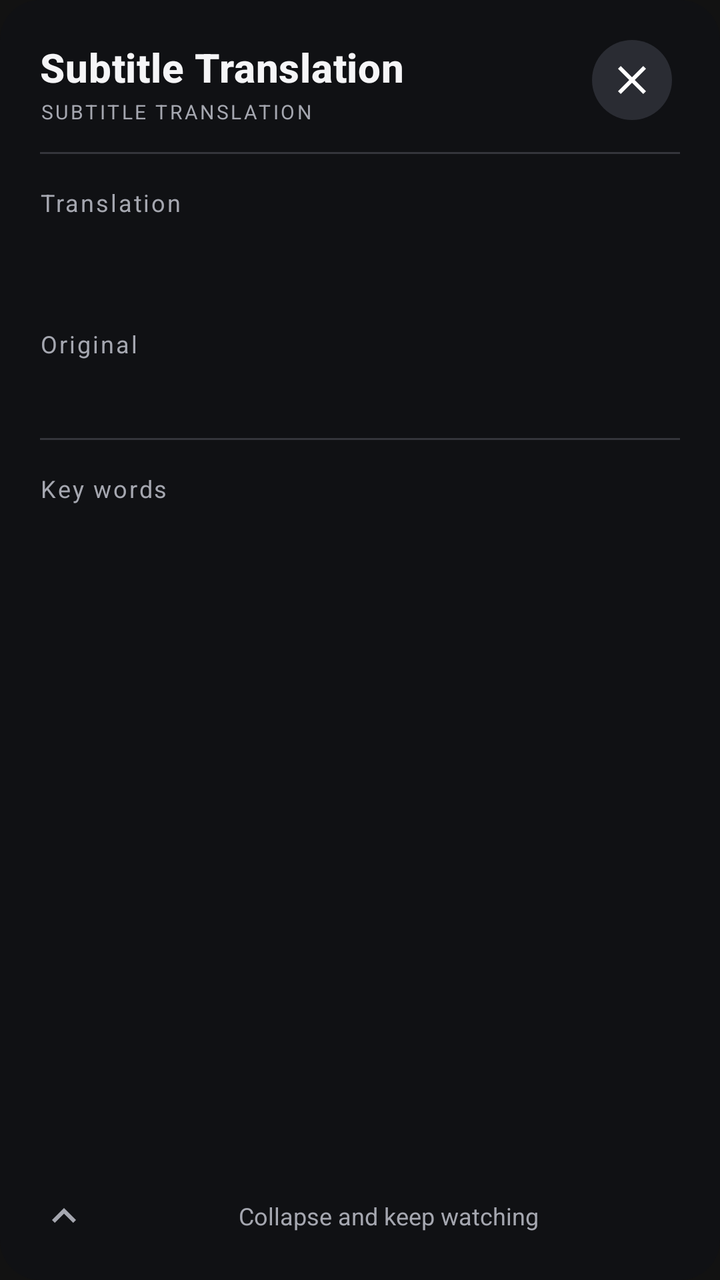
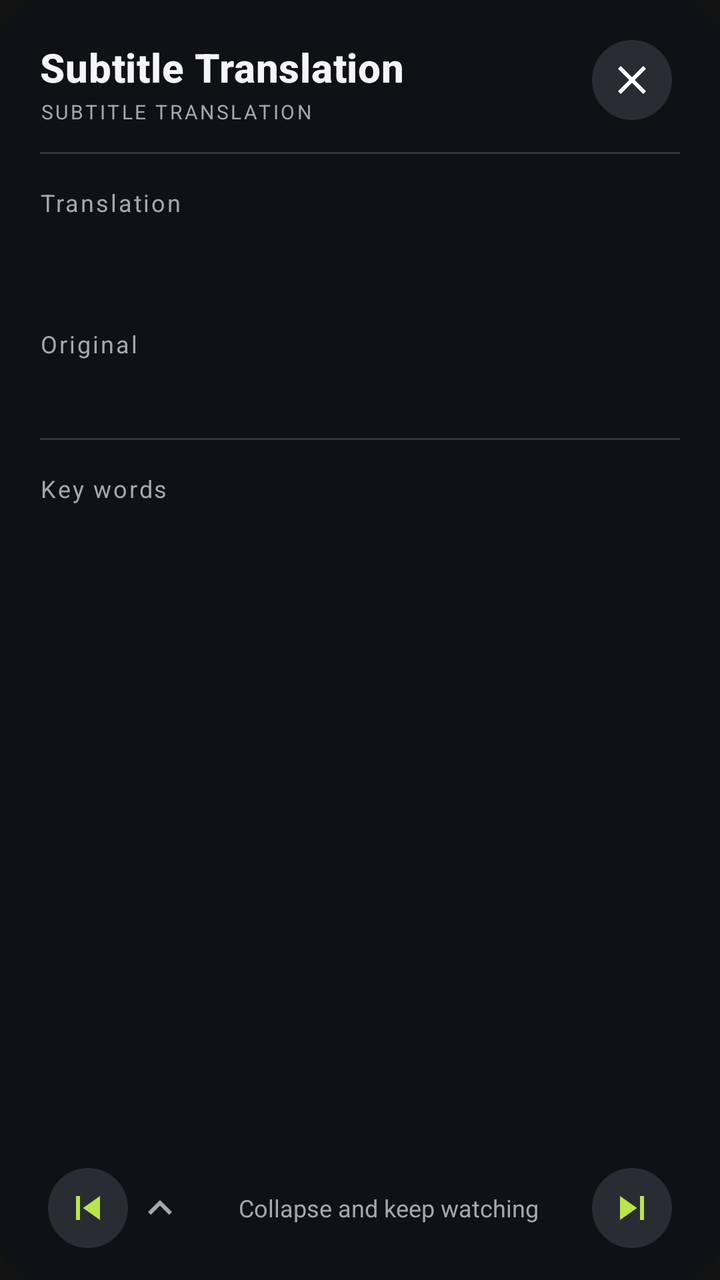

Before-and-after screenshots of an Android layout around one commit, followed by the original layout XML and the change that was made.
<!-- AndroidManifest.xml: application theme Theme.SubtitleTranslator -->
<!-- res/layout/overlay_translation.xml -->
<?xml version="1.0" encoding="utf-8"?>
<LinearLayout xmlns:android="http://schemas.android.com/apk/res/android"
    android:layout_width="match_parent"
    android:layout_height="wrap_content"
    android:layout_marginHorizontal="12dp"
    android:orientation="vertical"
    android:background="@drawable/bg_translation_overlay"
    android:paddingHorizontal="@dimen/overlay_padding_horizontal"
    android:paddingTop="16dp"
    android:paddingBottom="12dp">

    
    <LinearLayout
        android:layout_width="match_parent"
        android:layout_height="wrap_content"
        android:orientation="horizontal"
        android:gravity="top">

        <LinearLayout
            android:layout_width="0dp"
            android:layout_height="wrap_content"
            android:layout_weight="1"
            android:orientation="vertical"
            android:paddingTop="4dp">

            <TextView
                android:layout_width="match_parent"
                android:layout_height="wrap_content"
                android:text="@string/overlay_title"
                android:textAppearance="@style/TextAppearance.SubtitleTranslator.ScreenTitle" />

            <TextView
                android:layout_width="match_parent"
                android:layout_height="wrap_content"
                android:layout_marginTop="2dp"
                android:text="@string/overlay_subtitle"
                android:textAppearance="@style/TextAppearance.SubtitleTranslator.Overline" />
        </LinearLayout>

        <ImageButton
            android:id="@+id/btnClose"
            android:layout_width="@dimen/touch_target"
            android:layout_height="@dimen/touch_target"
            android:padding="12dp"
            android:scaleType="fitCenter"
            android:background="@drawable/bg_icon_button"
            android:src="@drawable/ic_close"
            android:contentDescription="@string/action_close" />
    </LinearLayout>

    
    <View
        android:layout_width="match_parent"
        android:layout_height="1dp"
        android:layout_marginTop="12dp"
        android:background="@color/divider" />

    
    <ScrollView
        android:id="@+id/contentScroll"
        android:layout_width="match_parent"
        android:layout_height="0dp"
        android:layout_weight="1"
        android:scrollbars="vertical">

        <LinearLayout
            android:layout_width="match_parent"
            android:layout_height="wrap_content"
            android:orientation="vertical">

            
            <TextView
                android:layout_width="match_parent"
                android:layout_height="wrap_content"
                android:layout_marginTop="16dp"
                android:text="@string/overlay_translated_label"
                android:textAppearance="@style/TextAppearance.SubtitleTranslator.SectionLabel" />

            <TextView
                android:id="@+id/tvTranslatedText"
                android:layout_width="match_parent"
                android:layout_height="wrap_content"
                android:layout_marginTop="6dp"
                android:textAppearance="@style/TextAppearance.SubtitleTranslator.Translation" />

            
            <TextView
                android:layout_width="match_parent"
                android:layout_height="wrap_content"
                android:layout_marginTop="16dp"
                android:text="@string/overlay_original_label"
                android:textAppearance="@style/TextAppearance.SubtitleTranslator.SectionLabel" />

            <TextView
                android:id="@+id/tvOriginalText"
                android:layout_width="match_parent"
                android:layout_height="wrap_content"
                android:layout_marginTop="4dp"
                android:textSize="14sp"
                android:textColor="@color/text_secondary"
                android:lineSpacingMultiplier="1.35" />

            
            <View
                android:layout_width="match_parent"
                android:layout_height="1dp"
                android:layout_marginVertical="16dp"
                android:background="@color/divider" />

            
            <LinearLayout
                android:layout_width="match_parent"
                android:layout_height="wrap_content"
                android:orientation="horizontal"
                android:gravity="center_vertical">

                <TextView
                    android:layout_width="0dp"
                    android:layout_height="wrap_content"
                    android:layout_weight="1"
                    android:text="@string/overlay_key_words"
                    android:textAppearance="@style/TextAppearance.SubtitleTranslator.SectionLabel" />

                <TextView
                    android:id="@+id/tvWordCount"
                    android:layout_width="wrap_content"
                    android:layout_height="wrap_content"
                    android:textAppearance="@style/TextAppearance.SubtitleTranslator.Caption"
                    android:visibility="gone" />
            </LinearLayout>

            <LinearLayout
                android:id="@+id/wordsContainer"
                android:layout_width="match_parent"
                android:layout_height="wrap_content"
                android:layout_marginTop="4dp"
                android:orientation="vertical" />

        </LinearLayout>
    </ScrollView>

    
    <TextView
        android:id="@+id/btnCollapse"
        android:layout_width="match_parent"
        android:layout_height="40dp"
        android:layout_marginTop="4dp"
        android:gravity="center"
        android:clickable="true"
        android:focusable="true"
        android:background="?attr/selectableItemBackground"
        android:drawableStart="@drawable/ic_expand_less"
        android:drawablePadding="4dp"
        android:text="@string/overlay_collapse_hint"
        android:textSize="12sp"
        android:textColor="@color/text_secondary" />

</LinearLayout>
<!-- resources referenced by this layout -->
<resources>
  <color name="divider">#FF34353B</color>
  <color name="text_secondary">#FFA5A7B0</color>
  <dimen name="overlay_padding_horizontal">20dp</dimen>
  <dimen name="touch_target">48dp</dimen>
  <!-- drawable bg_translation_overlay (drawable) -->
  <?xml version="1.0" encoding="utf-8"?>
  <shape xmlns:android="http://schemas.android.com/apk/res/android"
      android:shape="rectangle">
      <solid android:color="@color/panel_bg" />
      <corners android:radius="@dimen/panel_radius" />
  </shape>
  <string name="action_close">Close</string>
  <string name="overlay_collapse_hint">Collapse and keep watching</string>
  <string name="overlay_key_words">Key words</string>
  <string name="overlay_original_label">Original</string>
  <string name="overlay_subtitle">SUBTITLE TRANSLATION</string>
  <string name="overlay_title">Subtitle Translation</string>
  <string name="overlay_translated_label">Translation</string>
  <style name="TextAppearance.SubtitleTranslator.Caption" parent="TextAppearance.MaterialComponents.Caption">
          <item name="android:textSize">12sp</item>
          <item name="android:textColor">@color/text_secondary</item>
      </style>
  <style name="TextAppearance.SubtitleTranslator.Overline" parent="TextAppearance.MaterialComponents.Caption">
          <item name="android:textSize">10sp</item>
          <item name="android:textColor">@color/text_secondary</item>
          <item name="android:letterSpacing">0.12</item>
      </style>
  <style name="TextAppearance.SubtitleTranslator.ScreenTitle" parent="TextAppearance.MaterialComponents.Headline6">
          <item name="android:textSize">20sp</item>
          <item name="android:textStyle">bold</item>
          <item name="android:textColor">@color/text_primary</item>
      </style>
  <style name="TextAppearance.SubtitleTranslator.SectionLabel" parent="TextAppearance.MaterialComponents.Caption">
          <item name="android:textSize">12sp</item>
          <item name="android:textColor">@color/text_secondary</item>
          <item name="android:letterSpacing">0.08</item>
      </style>
  <style name="TextAppearance.SubtitleTranslator.Translation" parent="TextAppearance.MaterialComponents.Headline5">
          <item name="android:textSize">24sp</item>
          <item name="android:textStyle">bold</item>
          <item name="android:textColor">@color/accent_dim</item>
          <item name="android:lineSpacingMultiplier">1.45</item>
      </style>
  <color name="surface_variant">#FF2A2C33</color>
  <color name="panel_bg">#FF101114</color>
  <dimen name="panel_radius">20dp</dimen>
  <color name="text_primary">#FFF5F5F7</color>
  <color name="accent_dim">#FFCBE97F</color>
  <color name="accent">#FFB9E64B</color>
  <color name="on_accent">#FF101114</color>
  <color name="screen_bg">#FF101114</color>
  <!-- unchanged entries left out for length: 4 -->
</resources>

<!-- the commit's change to res/layout/overlay_translation.xml (unified diff, before → after) -->
@@ -140,19 +140,47 @@
     </ScrollView>
 
     
-    <TextView
-        android:id="@+id/btnCollapse"
+    <LinearLayout
         android:layout_width="match_parent"
-        android:layout_height="40dp"
+        android:layout_height="48dp"
         android:layout_marginTop="4dp"
-        android:gravity="center"
-        android:clickable="true"
-        android:focusable="true"
-        android:background="?attr/selectableItemBackground"
-        android:drawableStart="@drawable/ic_expand_less"
-        android:drawablePadding="4dp"
-        android:text="@string/overlay_collapse_hint"
-        android:textSize="12sp"
-        android:textColor="@color/text_secondary" />
+        android:orientation="horizontal"
+        android:gravity="center_vertical">
+
+        <ImageButton
+            android:id="@+id/btnPreviousSubtitle"
+            android:layout_width="48dp"
+            android:layout_height="48dp"
+            android:padding="12dp"
+            android:scaleType="fitCenter"
+            android:background="@drawable/bg_icon_button"
+            android:src="@drawable/ic_skip_previous"
+            android:contentDescription="@string/overlay_previous_subtitle" />
+
+        <TextView
+            android:id="@+id/btnCollapse"
+            android:layout_width="0dp"
+            android:layout_height="48dp"
+            android:layout_weight="1"
+            android:gravity="center"
+            android:clickable="true"
+            android:focusable="true"
+            android:background="?attr/selectableItemBackground"
+            android:drawableStart="@drawable/ic_expand_less"
+            android:drawablePadding="4dp"
+            android:text="@string/overlay_collapse_hint"
+            android:textSize="12sp"
+            android:textColor="@color/text_secondary" />
+
+        <ImageButton
+            android:id="@+id/btnNextSubtitle"
+            android:layout_width="48dp"
+            android:layout_height="48dp"
+            android:padding="12dp"
+            android:scaleType="fitCenter"
+            android:background="@drawable/bg_icon_button"
+            android:src="@drawable/ic_skip_next"
+            android:contentDescription="@string/overlay_next_subtitle" />
+    </LinearLayout>
 
 </LinearLayout>
<!-- resource entries referenced after the edit -->
@@ -11,10 +11,36 @@
       <solid android:color="@color/panel_bg" />
       <corners android:radius="@dimen/panel_radius" />
   </shape>
+  <!-- drawable ic_skip_next (drawable) -->
+  <?xml version="1.0" encoding="utf-8"?>
+  <vector xmlns:android="http://schemas.android.com/apk/res/android"
+      android:width="24dp"
+      android:height="24dp"
+      android:viewportWidth="24"
+      android:viewportHeight="24"
+      android:tint="@color/accent">
+      <path
+          android:fillColor="@android:color/white"
+          android:pathData="M6,18l8.5,-6L6,6v12zM16,6v12h2V6z" />
+  </vector>
+  <!-- drawable ic_skip_previous (drawable) -->
+  <?xml version="1.0" encoding="utf-8"?>
+  <vector xmlns:android="http://schemas.android.com/apk/res/android"
+      android:width="24dp"
+      android:height="24dp"
+      android:viewportWidth="24"
+      android:viewportHeight="24"
+      android:tint="@color/accent">
+      <path
+          android:fillColor="@android:color/white"
+          android:pathData="M6,6h2v12H6zM9.5,12l8.5,6V6z" />
+  </vector>
   <string name="action_close">Close</string>
   <string name="overlay_collapse_hint">Collapse and keep watching</string>
   <string name="overlay_key_words">Key words</string>
+  <string name="overlay_next_subtitle">Next line</string>
   <string name="overlay_original_label">Original</string>
+  <string name="overlay_previous_subtitle">Previous line</string>
   <string name="overlay_subtitle">SUBTITLE TRANSLATION</string>
   <string name="overlay_title">Subtitle Translation</string>
   <string name="overlay_translated_label">Translation</string>
